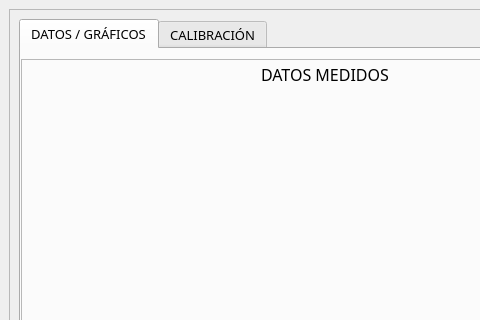
Above: MIOPATIA.ui from rgadea-girones/alimentos before the change; both pictures show x 0 to 480 and y 0 to 320 of the 1141 by 886 pixel window. Below: the same form after it.
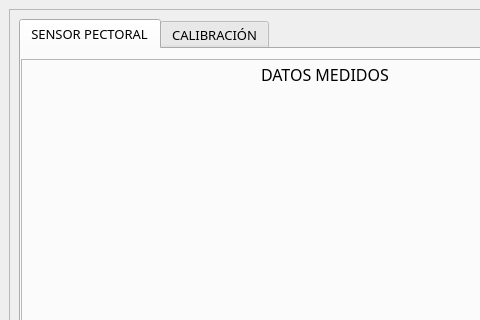
That is the form after the change. The open tabs and pages were chosen to show the change. Icons and pictures are not drawn.

The edit to the form file:
```diff
--- a/MIOPATIA.ui
+++ b/MIOPATIA.ui
@@ -32,8 +32,17 @@
    <string>Interfaz 4294A</string>
   </property>
   <property name="windowIcon">
-   <iconset theme="file">
-    <normaloff>.</normaloff>.</iconset>
+   <iconset>
+    <normaloff>pollo.jpeg</normaloff>pollo.jpeg</iconset>
+  </property>
+  <property name="iconSize">
+   <size>
+    <width>128</width>
+    <height>128</height>
+   </size>
+  </property>
+  <property name="toolButtonStyle">
+   <enum>Qt::ToolButtonIconOnly</enum>
   </property>
   <widget class="QWidget" name="centralwidget">
    <layout class="QHBoxLayout" name="horizontalLayout_13">
@@ -68,7 +77,7 @@
          </property>
          <widget class="QWidget" name="datos">
           <attribute name="title">
-           <string>DATOS / GRÁFICOS</string>
+           <string>SENSOR PECTORAL</string>
           </attribute>
           <widget class="QFrame" name="frame_3">
            <property name="geometry">
```
Left out of the diff: 2 changed lines with no effect on the pictures.
